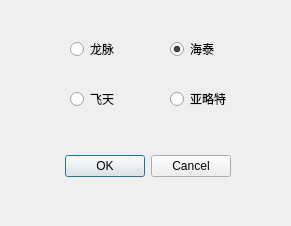
Qt form choosekeydialog.ui (liuzhenxin/uKeyManage) before a commit.
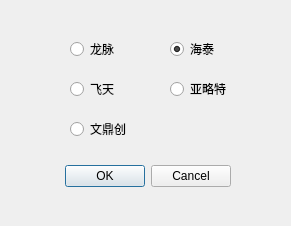
The same form after that commit.

Commit message: 添加文鼎创支持

What changed in the file:
```diff
--- a/choosekeydialog.ui
+++ b/choosekeydialog.ui
@@ -17,7 +17,7 @@
    <property name="geometry">
     <rect>
      <x>60</x>
-     <y>150</y>
+     <y>160</y>
      <width>171</width>
      <height>32</height>
     </rect>
@@ -68,7 +68,7 @@
    <property name="geometry">
     <rect>
      <x>70</x>
-     <y>90</y>
+     <y>80</y>
      <width>91</width>
      <height>18</height>
     </rect>
@@ -84,7 +84,7 @@
    <property name="geometry">
     <rect>
      <x>170</x>
-     <y>90</y>
+     <y>80</y>
      <width>91</width>
      <height>18</height>
     </rect>
@@ -96,6 +96,22 @@
     <bool>false</bool>
    </property>
   </widget>
+  <widget class="QRadioButton" name="ESHNCACHOOSE">
+   <property name="geometry">
+    <rect>
+     <x>70</x>
+     <y>120</y>
+     <width>91</width>
+     <height>18</height>
+    </rect>
+   </property>
+   <property name="text">
+    <string>文鼎创</string>
+   </property>
+   <property name="checked">
+    <bool>false</bool>
+   </property>
+  </widget>
  </widget>
  <resources/>
  <connections>
```
The commit also changes 7 other files.
